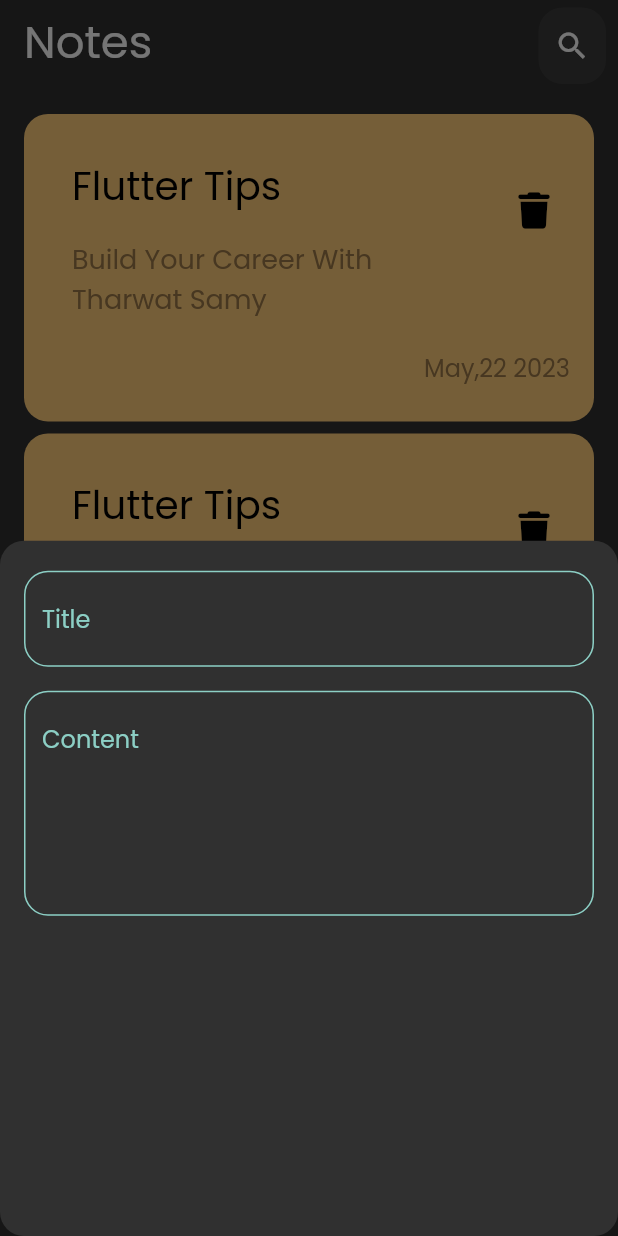
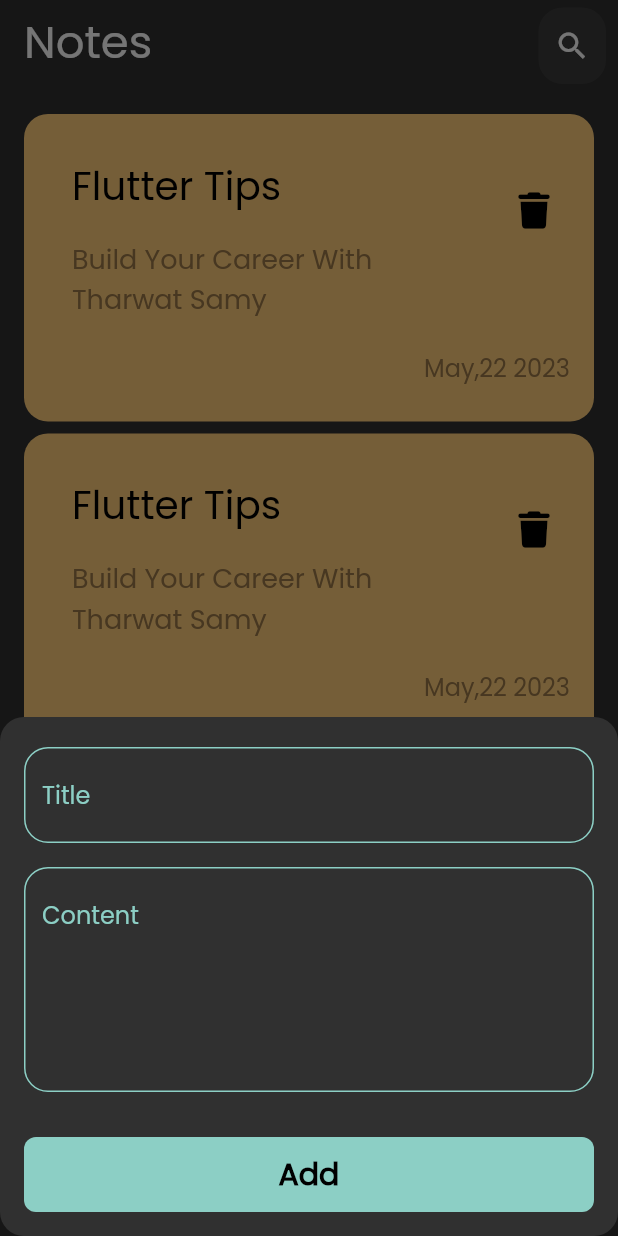
Before and after one commit to KingNarmar/notes_app, a Flutter app: the screen it shows after launch, after a tap on the "add" icon, on a phone screen of 412 x 824 dp. Run offline on Flutter 3.47's test engine with Material 2 defaults, Android fonts, the phone set to English and light mode, and no system bars; our stand-ins replace font_awesome_flutter.

Commit message:
Finish notes botton sheet

```diff
--- /dev/null
+++ b/lib/widgets/custom_button.dart
@@ -0,0 +1,26 @@
+import 'package:flutter/material.dart';
+import 'package:notesapp/constants.dart';
+
+class CustomButton extends StatelessWidget {
+  const CustomButton({super.key,required this.color,required this.text});
+ final String text;
+ final Color color;
+  @override
+  Widget build(BuildContext context) {
+    return Container(
+      decoration: BoxDecoration(
+        borderRadius: BorderRadius.circular(8),
+        color: color,
+      ),
+      width: MediaQuery.of(context).size.width,
+      height: 50,
+      child: Center(
+        child: Text(
+          "$text",
+          style: TextStyle(
+              color: Colors.black, fontSize: 20, fontWeight: FontWeight.bold),
+        ),
+      ),
+    );
+  }
+}
--- a/lib/widgets/custom_text_field.dart
+++ b/lib/widgets/custom_text_field.dart
@@ -13,6 +13,8 @@ class CustomTextField extends StatelessWidget {
   @override
   Widget build(BuildContext context) {
     return TextField(
+
+      textAlignVertical: TextAlignVertical.center,
       maxLines: maxLins,
       decoration: InputDecoration(
         border: buildBorder(KPrimaryColor),
--- a/lib/widgets/model_bottom_sheet.dart
+++ b/lib/widgets/model_bottom_sheet.dart
@@ -1,5 +1,7 @@
 import 'package:flutter/material.dart';
+import 'package:notesapp/constants.dart';
 
+import 'custom_button.dart';
 import 'custom_text_field.dart';
 
 class CustomBottomSheet extends StatelessWidget {
@@ -9,6 +11,7 @@ class CustomBottomSheet extends StatelessWidget {
   Widget build(BuildContext context) {
     return Padding(
       padding: const EdgeInsets.symmetric(horizontal: 16),
+      child: SingleChildScrollView(
         child: Column(
           children: const [
             SizedBox(
@@ -16,8 +19,12 @@ class CustomBottomSheet extends StatelessWidget {
             ),
             CustomTextField(hintText: "Title",),
             SizedBox(height: 16,),
-          CustomTextField(hintText: "Content",maxLins: 5,)
+            CustomTextField(hintText: "Content",maxLins: 5,),
+            SizedBox(height: 30,),
+            CustomButton(color: KPrimaryColor,text: "Add"),
+            SizedBox(height: 16,)
           ],
+        ),
       ),
     );
   }
```
Lines whose indentation alone changed are shown as unchanged.
